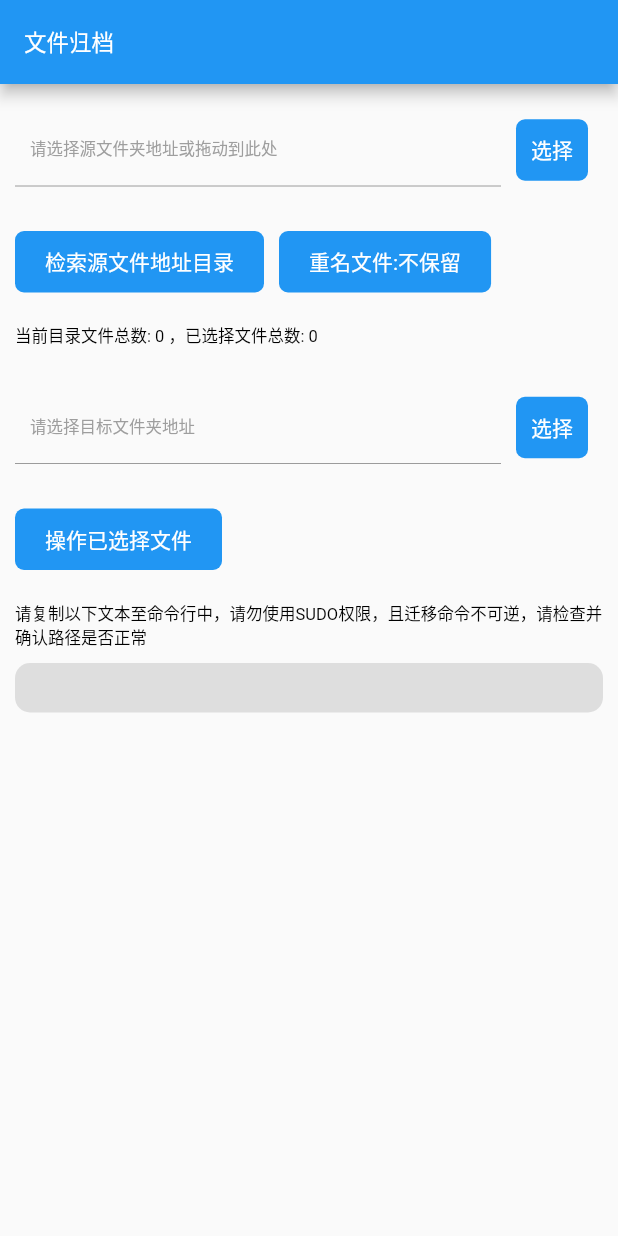
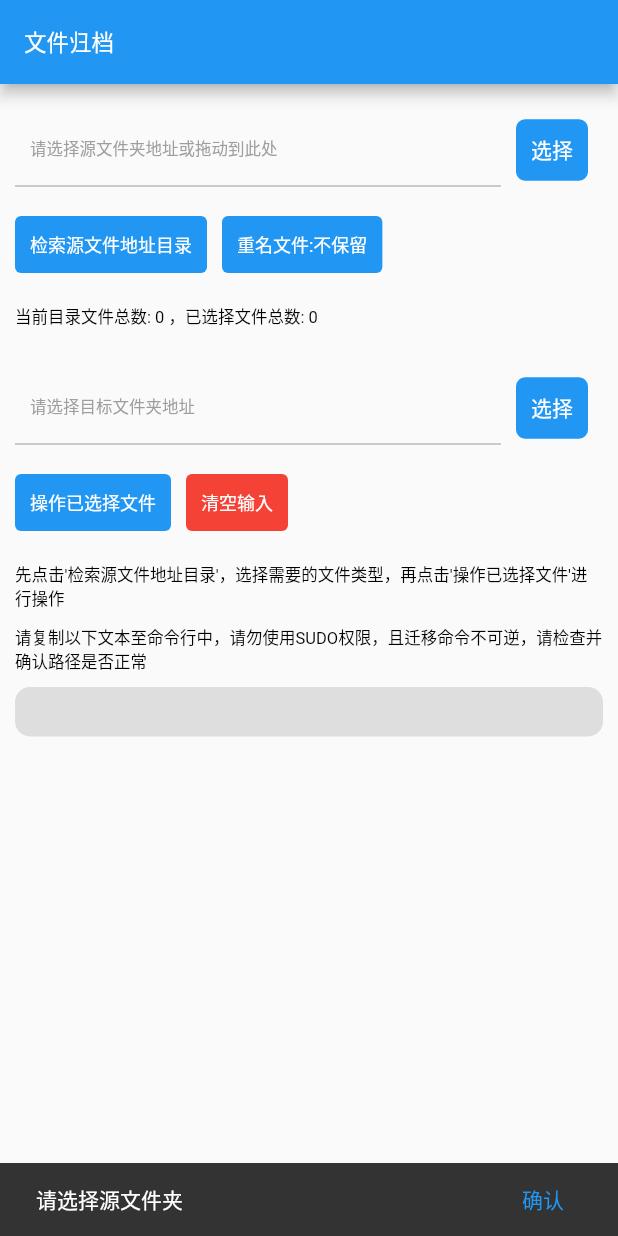
Before and after one commit to NeverOvO/never_filling, a Flutter app: the screen it shows after launch, after a tap on "操作已选择文件", on a phone screen of 412 x 824 dp. Run offline on Flutter 3.47's test engine with Material 2 defaults, Android fonts, the phone set to English and light mode, and no system bars; our stand-ins replace file_picker; missing offline and left inert: desktop_drop, neveruseless.

Commit message:
2023/01/24     -  增加历史路径功能，不重新选择则默认为上次路径     -  增加更多操作提示     -  部分UI性能调整

```diff
--- a/lib/filling_page.dart
+++ b/lib/filling_page.dart
@@ -4,6 +4,7 @@ import 'package:file_picker/file_picker.dart';
 import 'package:flutter/material.dart';
 import 'package:flutter/services.dart';
 import 'package:mime/mime.dart';
+import 'package:neveruseless/neveruseless.dart';
 
 class FillingPage extends StatefulWidget {
   final Map? arguments;
@@ -15,10 +16,14 @@ class FillingPage extends StatefulWidget {
 
 class _FillingPageState extends State<FillingPage> {
 
+  String fromHistory = "";
+  String toHistory = "";
+
   final TextEditingController fromDirectoryPathController = TextEditingController();
   final TextEditingController toDirectoryPathController = TextEditingController();
 
   bool _filePicktrue = true;
+
 
 
   Stream<FileSystemEntity>? fileList;
@@ -33,9 +38,23 @@ class _FillingPageState extends State<FillingPage> {
   int repeat = 0;//0 不保留 1 保留
 
   String command = "";
+
   @override
   void initState() {
     super.initState();
+    readHis();
+  }
+
+  void readHis() async{
+    //读取上次操作的位置 如果没有选择则进行默认处理
+    fromHistory = await neverLocalStorageRead("FromHistory");
+    if(fromHistory == "null"){
+      fromHistory = "";
+    }
+    toHistory = await neverLocalStorageRead("ToHistory");
+    if(toHistory == "null"){
+      toHistory = "";
+    }
   }
 
   @override
@@ -45,8 +64,6 @@ class _FillingPageState extends State<FillingPage> {
 
   // final List<XFile> _list = [];
   bool _dragging = false;
-  bool _errorFrom = false;
-  bool _errorTo = false;
 
   @override
   Widget build(BuildContext context) {
@@ -65,20 +82,19 @@ class _FillingPageState extends State<FillingPage> {
               onDragDone: (detail) {
                 setState(() {
                   if(lookupMimeType(detail.files.first.path) != null){
-                    setState(() {
-                      _errorFrom = true;
-                    });
-                    Future.delayed(const Duration(seconds: 2)).then((onValue) async{
-                      setState(() {
-                        _errorFrom = false;
-                      });
-                    });
+                    ScaffoldMessenger.of(context).showSnackBar(
+                      SnackBar(
+                        content: const Text('请选择正确的文件夹'),
+                        action: SnackBarAction(
+                          label: '确认',
+                          onPressed: () {},
+                        ),
+                      ),
+                    );
                     return;
                   }else{
                     fromDirectoryPathController.text = detail.files.first.path;
-                    setState(() {
-                      _errorFrom = false;
-                    });
+                    setState(() {});
                   }
                 });
               },
@@ -102,11 +118,11 @@ class _FillingPageState extends State<FillingPage> {
                         flex: 2,
                         child: TextField(
                           enabled: false,
-                          decoration: const InputDecoration(
-                            contentPadding: EdgeInsets.fromLTRB(10, 0, 10, 0),
-                            enabledBorder: UnderlineInputBorder(),
-                            labelStyle: TextStyle(color: Colors.grey),
-                            labelText: '请选择源文件夹地址或拖动到此处',
+                          decoration: InputDecoration(
+                            contentPadding: const EdgeInsets.fromLTRB(10, 0, 10, 0),
+                            enabledBorder: const UnderlineInputBorder(),
+                            labelStyle: const TextStyle(color: Colors.grey),
+                            labelText: fromHistory == "" ? '请选择源文件夹地址或拖动到此处' : "默认填入上次地址:$fromHistory",
                           ),
                           controller: fromDirectoryPathController,
                           autocorrect:false,
@@ -147,15 +163,6 @@ class _FillingPageState extends State<FillingPage> {
               ),
             ),
             Container(
-              alignment: Alignment.centerLeft,
-              padding: const EdgeInsets.fromLTRB(20, 0, 10, 10),
-              child: Offstage(
-                offstage: !_errorFrom,
-                child: const Text("请选择正确的文件夹",style: TextStyle(fontSize: 10,color: Colors.red),),
-              )
-            ),
-
-            Container(
               padding: const EdgeInsets.fromLTRB(10, 0, 10, 10),
               child: Row(
                 children: [
@@ -163,8 +170,17 @@ class _FillingPageState extends State<FillingPage> {
                     onTap: () async{
                       command = "";
                       total = 0;
+
                       if(fromDirectoryPathController.text.isNotEmpty){
                         fileList = Directory(fromDirectoryPathController.text).list(recursive: true);
+                      }else{
+                        if(fromHistory != ""){
+                          fileList = Directory(fromHistory).list(recursive: true);
+                        }else{
+                          return ;
+                        }
+                      }
+
                       fileLookupList!.clear();
                       fileLookupType!.clear();
                       await for(FileSystemEntity fileSystemEntity in fileList!){
@@ -177,16 +193,15 @@ class _FillingPageState extends State<FillingPage> {
                         }
                       }
                       setState(() {});
-                      }
 
                     },
                     child: Container(
                       decoration: const BoxDecoration(
                         color: Colors.blue,
-                        borderRadius: BorderRadius.all(Radius.circular(6.0)),
+                        borderRadius: BorderRadius.all(Radius.circular(4.0)),
                       ),
-                      padding: const EdgeInsets.fromLTRB(20, 10, 20, 10),
-                      child: const Text("检索源文件地址目录",style: TextStyle(color: Colors.white),),
+                      padding: const EdgeInsets.all(10),
+                      child: const Text("检索源文件地址目录",style: TextStyle(color: Colors.white,fontSize: 12),),
                     ),
                   ),
                   const SizedBox(width: 10,),
@@ -198,12 +213,12 @@ class _FillingPageState extends State<FillingPage> {
                       });
                     },
                     child: Container(
-                      decoration: BoxDecoration(
-                        color: repeat == 0 ? Colors.blue : Colors.green,
-                        borderRadius: const BorderRadius.all(Radius.circular(6.0)),
+                      decoration: const BoxDecoration(
+                        color: Colors.blue,
+                        borderRadius: BorderRadius.all(Radius.circular(4.0)),
                       ),
-                      padding: const EdgeInsets.fromLTRB(20, 10, 20, 10),
-                      child: Text(repeat == 0 ? "重名文件:不保留" : "重名文件:保留",style: const TextStyle(color: Colors.white),),
+                      padding: const EdgeInsets.all(10),
+                      child: Text(repeat == 0 ? "重名文件:不保留" : "重名文件:保留",style: const TextStyle(color: Colors.white,fontSize: 12),),
                     ),
                   ),
 
@@ -250,7 +265,6 @@ class _FillingPageState extends State<FillingPage> {
             ):const SizedBox(),
             fileLookupList!.isNotEmpty ?
             Container(
-              height: 300,
               decoration: BoxDecoration(
                 color: Colors.grey.withOpacity(0.3),
                 borderRadius: const BorderRadius.all(Radius.circular(10.0)),
@@ -291,10 +305,11 @@ class _FillingPageState extends State<FillingPage> {
                     ),
                   ),
                   const Divider(height: 1,color: Colors.grey,),
-                  Expanded(
+                  Container(
+                    constraints: const BoxConstraints(maxHeight: 200),
                     child: ListView.separated(
-                      // physics: NeverScrollableScrollPhysics(),
-                      // shrinkWrap: true,
+                      shrinkWrap: true,
+                      padding: const EdgeInsets.all(0),
                       itemCount: fileLookupList!.length,
                       itemBuilder: (context ,index){
                         return Container(
@@ -334,36 +349,33 @@ class _FillingPageState extends State<FillingPage> {
                         return const Divider(height: 1,color: Colors.grey,);
                       },
                     ),
-                  )
+                  ),
                 ],
               ),
             ): const SizedBox(),
-
             Container(
               padding: const EdgeInsets.fromLTRB(10, 10, 10, 10),
-              child: Text("当前目录文件总数: ${fileLookupList!.length.toString()} ，已选择文件总数: ${total.toString()}"
-
-                ,style: const TextStyle(fontSize: 11,color: Colors.black),),
+              child: Text("当前目录文件总数: ${fileLookupList!.length.toString()} ，已选择文件总数: ${total.toString()}",style: const TextStyle(fontSize: 11,color: Colors.black),),
             ),
-
             DropTarget(
               onDragDone: (detail) {
                 setState(() {
+
+
                   if(lookupMimeType(detail.files.first.path) != null){
-                    setState(() {
-                      _errorTo = true;
-                    });
-                    Future.delayed(const Duration(seconds: 2)).then((onValue) async{
-                      setState(() {
-                        _errorTo = false;
-                      });
-                    });
+                    ScaffoldMessenger.of(context).showSnackBar(
+                      SnackBar(
+                        content: const Text('请选择正确的文件夹'),
+                        action: SnackBarAction(
+                          label: '确认',
+                          onPressed: () {},
+                        ),
+                      ),
+                    );
                     return;
                   }else{
                     toDirectoryPathController.text = detail.files.first.path;
-                    setState(() {
-                      _errorTo = false;
-                    });
+                    setState(() {});
                   }
                 });
               },
@@ -387,11 +399,11 @@ class _FillingPageState extends State<FillingPage> {
                         flex: 2,
                         child: TextField(
                           enabled: false,
-                          decoration: const InputDecoration(
-                            contentPadding: EdgeInsets.fromLTRB(10, 0, 10, 0),
-                            enabledBorder: UnderlineInputBorder(),
-                            labelStyle: TextStyle(color: Colors.grey),
-                            labelText: '请选择目标文件夹地址',
+                          decoration: InputDecoration(
+                            contentPadding: const EdgeInsets.fromLTRB(10, 0, 10, 0),
+                            enabledBorder: const UnderlineInputBorder(),
+                            labelStyle: const TextStyle(color: Colors.grey),
+                            labelText: toHistory == "" ? '请选择目标文件夹地址' : "默认填入上次地址:$toHistory",
                           ),
                           controller: toDirectoryPathController,
                           autocorrect:false,
@@ -427,24 +439,38 @@ class _FillingPageState extends State<FillingPage> {
               ),
             ),
             Container(
-                alignment: Alignment.centerLeft,
-                padding: const EdgeInsets.fromLTRB(20, 0, 10, 10),
-                child: Offstage(
-                  offstage: !_errorTo,
-                  child: const Text("请选择正确的文件夹",style: TextStyle(fontSize: 10,color: Colors.red),),
-                )
-            ),
-
-            Container(
               padding: const EdgeInsets.fromLTRB(10, 0, 10, 10),
               child: Row(
                 children: [
                   InkWell(
                     onTap: () async{
 
-                      if(toDirectoryPathController.text == ""){
+                      if(fromDirectoryPathController.text == "" && fromHistory == ""){
+                        ScaffoldMessenger.of(context).showSnackBar(
+                          SnackBar(
+                            content: const Text('请选择源文件夹'),
+                            action: SnackBarAction(
+                              label: '确认',
+                              onPressed: () {},
+                            ),
+                          ),
+                        );
                         return ;
                       }
+                      if(toDirectoryPathController.text == "" && toHistory == ""){
+                        ScaffoldMessenger.of(context).showSnackBar(
+                          SnackBar(
+                            content: const Text('请选择目标文件夹'),
+                            action: SnackBarAction(
+                              label: '确认',
+                              onPressed: () {},
+                            ),
+                          ),
+                        );
+                        return ;
+                      }
+
+                      String toAdd = toDirectoryPathController.text == "" ? toHistory : toDirectoryPathController.text;
 
                       List? totalEnd = [];
                       fileLookupType!.forEach((key, value) {
@@ -456,37 +482,76 @@ class _FillingPageState extends State<FillingPage> {
                       command = "";
                       if(totalEnd.isNotEmpty){
                         if(totalEnd.length == 1){
-                          command = "mv '${totalEnd.first[2]}/${totalEnd.first[0]}' '${toDirectoryPathController.text}/${totalEnd.first[0]}'";
+                          command = "mv '${totalEnd.first[2]}/${totalEnd.first[0]}' '$toAdd/${totalEnd.first[0]}'";
                         }else{
 
                           if(repeat == 1){
-                            command = "mv '${totalEnd.first[2]}/${totalEnd.first[0]}' '${toDirectoryPathController.text}/${totalEnd.first[0].toString().replaceAll(".", "_0.")}'";
+                            command = "mv '${totalEnd.first[2]}/${totalEnd.first[0]}' '$toAdd/${totalEnd.first[0].toString().replaceAll(".", "_0.")}'";
                             for(int i = 1;i<totalEnd.length ; i++){
-                              command += " ; mv '${totalEnd[i][2]}/${totalEnd[i][0]}' '${toDirectoryPathController.text}/${totalEnd[i][0].toString().replaceAll(".", "_${i.toString()}.")}'";
+                              command += " ; mv '${totalEnd[i][2]}/${totalEnd[i][0]}' '$toAdd/${totalEnd[i][0].toString().replaceAll(".", "_${i.toString()}.")}'";
                             }
                           }else{
-                            command = "mv '${totalEnd.first[2]}/${totalEnd.first[0]}' '${toDirectoryPathController.text}/${totalEnd.first[0]}'";
+                            command = "mv '${totalEnd.first[2]}/${totalEnd.first[0]}' '$toAdd/${totalEnd.first[0]}'";
                             for(int i = 1;i<totalEnd.length ; i++){
-                              command += " ; mv '${totalEnd[i][2]}/${totalEnd[i][0]}' '${toDirectoryPathController.text}/${totalEnd[i][0]}'";
+                              command += " ; mv '${totalEnd[i][2]}/${totalEnd[i][0]}' '$toAdd/${totalEnd[i][0]}'";
                             }
                           }
                         }
                       }
 
+                      String fromAdd = fromDirectoryPathController.text == "" ? fromHistory : fromDirectoryPathController.text;
+                      await neverLocalStorageWrite("FromHistory",fromAdd);
+                      await neverLocalStorageWrite("ToHistory",toAdd);
+
+
                       Clipboard.setData(ClipboardData(text: command));
+                      ScaffoldMessenger.of(context).showSnackBar(
+                        SnackBar(
+                          content: const Text('操作成功，命令已拷贝至剪切板'),
+                          action: SnackBarAction(
+                            label: '确认',
+                            onPressed: () {},
+                          ),
+                        ),
+                      );
                       setState(() {});
                     },
                     child: Container(
                       decoration: const BoxDecoration(
                         color: Colors.blue,
-                        borderRadius: BorderRadius.all(Radius.circular(6.0)),
+                        borderRadius: BorderRadius.all(Radius.circular(4.0)),
                       ),
-                      padding: const EdgeInsets.fromLTRB(20, 10, 20, 10),
-                      child: const Text("操作已选择文件",style: TextStyle(color: Colors.white),),
+                      padding: const EdgeInsets.all(10),
+                      child: const Text("操作已选择文件",style: TextStyle(color: Colors.white,fontSize: 12),),
+                    ),
+                  ),
+                  const SizedBox(width: 10,),
+                  InkWell(
+                    onTap: () async{
+                      setState(() {
+                        fromDirectoryPathController.text = "";
+                        toDirectoryPathController.text = "";
+                        fileLookupList!.clear();
+                        fileLookupType!.clear();
+                        command = "";
+                        total = 0;
+                      });
+                    },
+                    child: Container(
+                      decoration: const BoxDecoration(
+                        color: Colors.red,
+                        borderRadius: BorderRadius.all(Radius.circular(4.0)),
+                      ),
+                      padding: const EdgeInsets.all(10),
+                      child: const Text("清空输入",style: TextStyle(color: Colors.white,fontSize: 12),),
                     ),
                   ),
                 ],
               ),
+            ),
+            Container(
+              padding: const EdgeInsets.fromLTRB(10, 10, 10, 0),
+              child: const Text("先点击'检索源文件地址目录'，选择需要的文件类型，再点击'操作已选择文件'进行操作",style: TextStyle(fontSize: 11,color: Colors.black),),
             ),
             Container(
               padding: const EdgeInsets.fromLTRB(10, 10, 10, 10),
--- a/pubspec.yaml
+++ b/pubspec.yaml
@@ -36,9 +36,10 @@ dependencies:
   # Use with the CupertinoIcons class for iOS style icons.
   cupertino_icons: ^1.0.5
   path_provider: ^2.0.11
-  file_picker: ^5.2.4
-  mime: ^1.0.3 #判断文件类型
+  file_picker: ^5.2.5
+  mime: ^1.0.4 #判断文件类型
   desktop_drop: ^0.4.0 #文件拖动
+  neveruseless: ^0.0.7
 
 dev_dependencies:
   flutter_test:
```
Also changed, not shown: pubspec.lock, 4 other files. Lines whose indentation alone changed are shown as unchanged.
